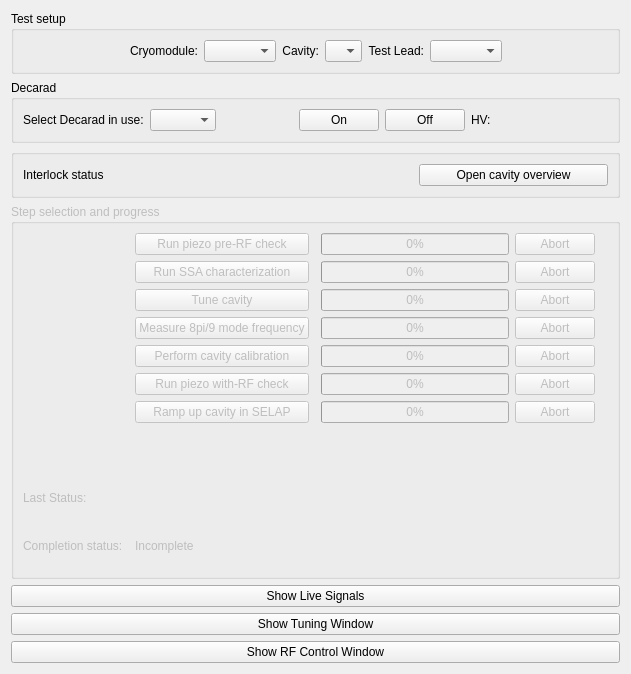
Before: the Qt Designer form cavity_commissioning/gui/commissioning.ui in slaclab/rf_commissioning, drawn with Qt 5.
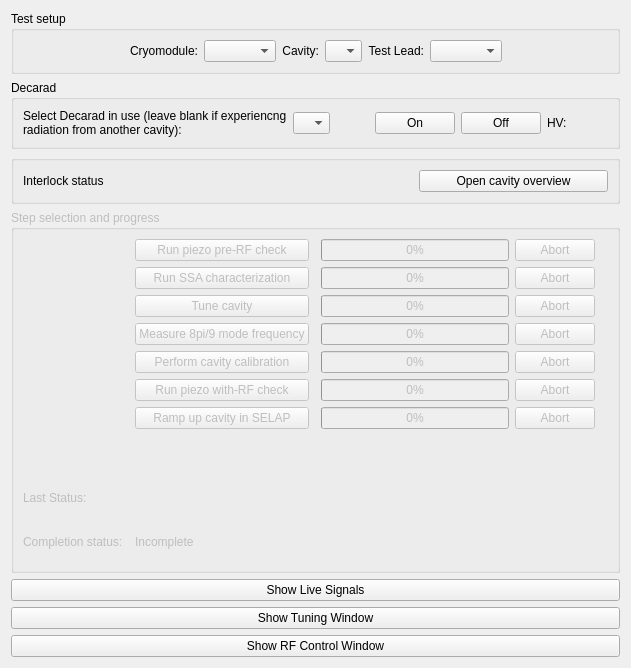
After: the same form once the commit is applied. Custom widgets are drawn as their Qt base class.

Patch:
```diff
--- a/cavity_commissioning/gui/commissioning.ui
+++ b/cavity_commissioning/gui/commissioning.ui
@@ -7,7 +7,7 @@
     <x>0</x>
     <y>0</y>
     <width>631</width>
-    <height>674</height>
+    <height>668</height>
    </rect>
   </property>
   <property name="windowTitle">
@@ -149,7 +149,10 @@
       <item>
        <widget class="QLabel" name="label_6">
         <property name="text">
-         <string>Select Decarad in use:</string>
+         <string>Select Decarad in use (leave blank if experiencng radiation from another cavity):</string>
+        </property>
+        <property name="wordWrap">
+         <bool>true</bool>
         </property>
        </widget>
       </item>
```
